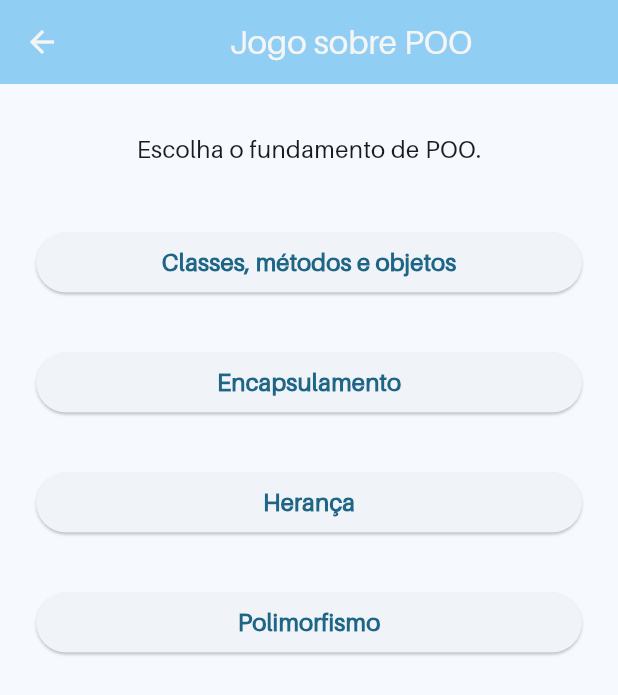
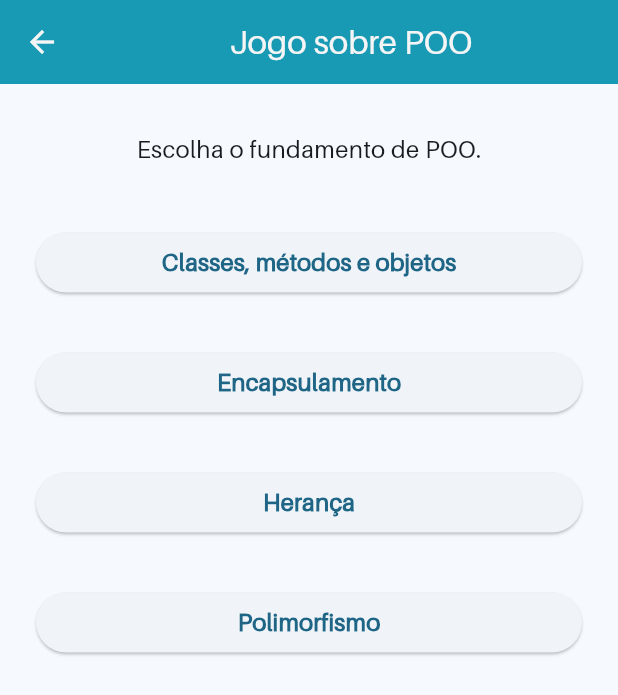
Before and after one commit to LeoneRSantos/Trabalho-pratico-LMC, a Flutter app: the TelaDeFundamento screen opened by its route, on a phone screen of 412 x 824 dp. Shown: the top 695 px of the screen. Run offline on Flutter 3.47's test engine with Material 3 defaults, Android fonts, the light colour scheme and no system bars.

Commit message:
Identação e definição de cor da appBar na tela de POO

```diff
--- a/lib/views/tela_de_poo.dart
+++ b/lib/views/tela_de_poo.dart
@@ -1,5 +1,4 @@
 import 'package:flutter/material.dart';
-
 import '../routes/rotas.dart';
 
 class TelaDeFundamento extends StatefulWidget {
@@ -20,7 +19,7 @@ class _TelaDeFundamentoState extends State<TelaDeFundamento> {
   Widget build(BuildContext context) {
     return Scaffold(
       appBar: AppBar(
-        backgroundColor: Theme.of(context).colorScheme.inversePrimary,
+        backgroundColor: Color(0xFF189AB4),
         title: const Center(child: Text('Jogo sobre POO')),
       ),
       body: Center(
```
